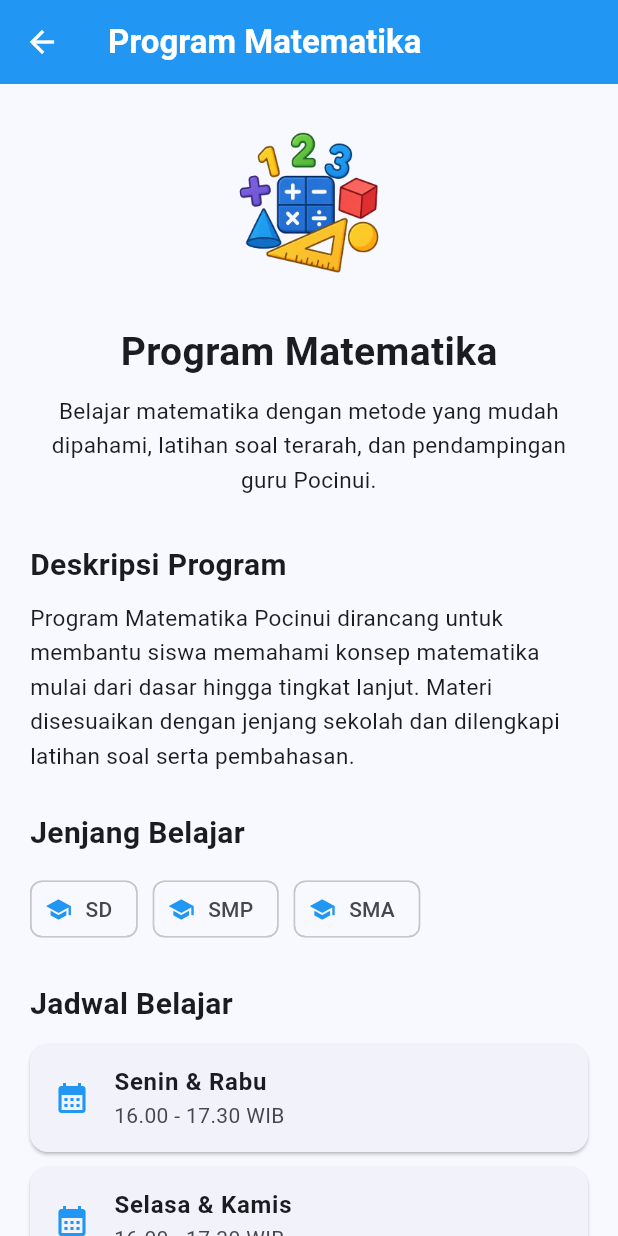
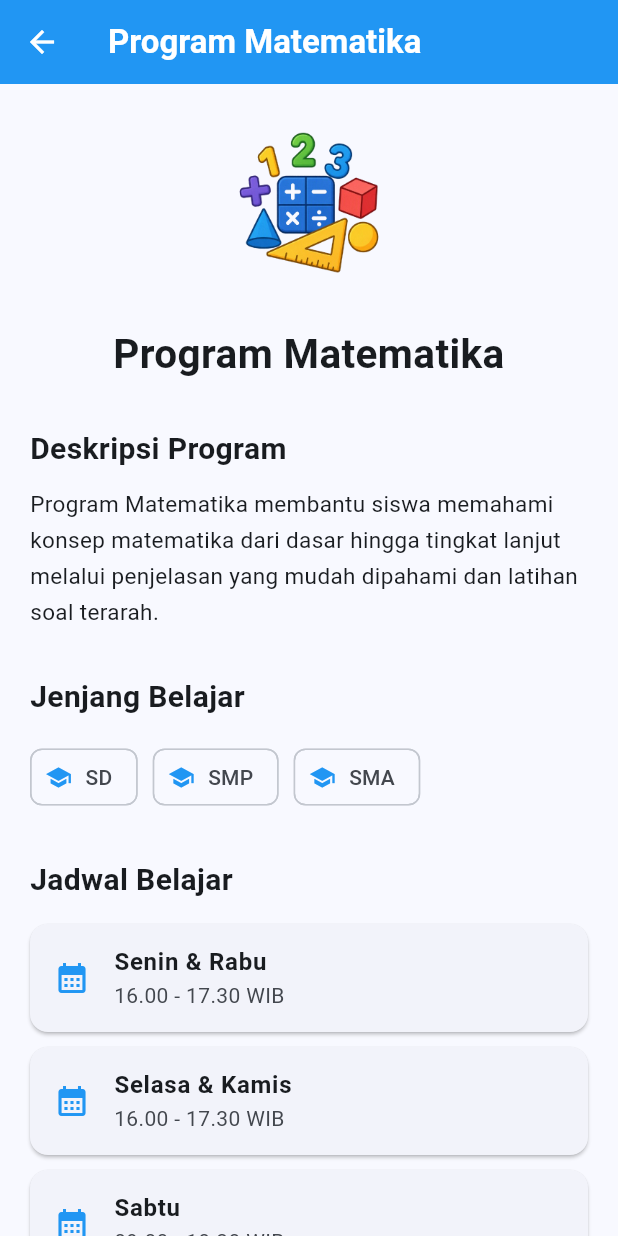
Before and after one commit to hanasoke/pocinui_apps, a Flutter app: the screen it shows after launch, item 2 of the bottom bar chosen, after a tap on "Lihat Program", on a phone screen of 412 x 824 dp. Run offline on Flutter 3.47's test engine with Material 3 defaults, Android fonts, the phone set to English and light mode, and no system bars.

Commit message:
updated 2 flutter pages

```diff
--- a/lib/pages/program_detail_page.dart
+++ b/lib/pages/program_detail_page.dart
@@ -6,8 +6,127 @@
 
   const ProgramDetailPage({super.key, required this.namaProgram});
 
+  static const Map<String, Map<String, dynamic>> programData = {
+    'Matematika': {
+      'icon': 'assets/images/icons/icon_matematika.png',
+      'guru': 'assets/images/guru/guru_matematika.png',
+      'namaGuru': 'Guru Matematika',
+      'deskripsi':
+          'Program Matematika membantu siswa memahami konsep matematika '
+          'dari dasar hingga tingkat lanjut melalui penjelasan yang mudah '
+          'dipahami dan latihan soal terarah.',
+      'harga': 'Rp250.000 / bulan',
+    },
+
+    'Bahasa Indonesia': {
+      'icon': 'assets/images/icons/icon_bahasa_indonesia.png',
+      'guru': 'assets/images/guru/guru_bahasa_indonesia.png',
+      'namaGuru': 'Guru Bahasa Indonesia',
+      'deskripsi':
+          'Program Bahasa Indonesia membantu siswa memahami tata bahasa, '
+          'teks, sastra, kemampuan membaca, menulis, serta mempersiapkan '
+          'diri menghadapi ujian sekolah.',
+      'harga': 'Rp225.000 / bulan',
+    },
+
+    'Bahasa Inggris': {
+      'icon': 'assets/images/icons/icon_bahasa_inggris.png',
+      'guru': 'assets/images/guru/guru_bahasa_inggris.png',
+      'namaGuru': 'Guru Bahasa Inggris',
+      'deskripsi':
+          'Program Bahasa Inggris dirancang untuk meningkatkan kemampuan '
+          'grammar, vocabulary, reading, writing, listening, dan speaking '
+          'siswa secara bertahap.',
+      'harga': 'Rp250.000 / bulan',
+    },
+
+    'Fisika': {
+      'icon': 'assets/images/icons/icon_fisika.png',
+      'guru': 'assets/images/guru/guru_fisika.png',
+      'namaGuru': 'Guru Fisika',
+      'deskripsi':
+          'Program Fisika membantu siswa memahami berbagai konsep fisika '
+          'seperti gerak, gaya, energi, listrik, gelombang, dan berbagai '
+          'penerapannya dalam kehidupan sehari-hari.',
+      'harga': 'Rp275.000 / bulan',
+    },
+
+    'Kimia': {
+      'icon': 'assets/images/icons/icon_kimia.png',
+      'guru': 'assets/images/guru/guru_kimia.png',
+      'namaGuru': 'Guru Kimia',
+      'deskripsi':
+          'Program Kimia membantu siswa memahami atom, unsur, senyawa, '
+          'reaksi kimia, perhitungan kimia, hingga konsep kimia tingkat SMA.',
+      'harga': 'Rp275.000 / bulan',
+    },
+
+    'Biologi': {
+      'icon': 'assets/images/icons/icon_biologi.png',
+      'guru': 'assets/images/guru/guru_biologi.png',
+      'namaGuru': 'Guru Biologi',
+      'deskripsi':
+          'Program Biologi membahas makhluk hidup, sel, sistem organ, '
+          'genetika, ekosistem, evolusi, dan berbagai konsep biologi '
+          'lainnya secara mudah dipahami.',
+      'harga': 'Rp250.000 / bulan',
+    },
+
+    'Ekonomi': {
+      'icon': 'assets/images/icons/icon_ekonomi.png',
+      'guru': 'assets/images/guru/guru_ekonomi.png',
+      'namaGuru': 'Guru Ekonomi',
+      'deskripsi':
+          'Program Ekonomi membantu siswa memahami kebutuhan manusia, '
+          'pasar, kegiatan ekonomi, inflasi, perbankan, akuntansi dasar, '
+          'dan materi ekonomi lainnya.',
+      'harga': 'Rp250.000 / bulan',
+    },
+
+    'Geografi': {
+      'icon': 'assets/images/icons/icon_geografi.png',
+      'guru': 'assets/images/guru/guru_geografi.png',
+      'namaGuru': 'Guru Geografi',
+      'deskripsi':
+          'Program Geografi membahas bumi, atmosfer, iklim, lingkungan, '
+          'kependudukan, pemetaan, dan berbagai fenomena geografis.',
+      'harga': 'Rp225.000 / bulan',
+    },
+
+    'Sosiologi': {
+      'icon': 'assets/images/icons/icon_sosiologi.png',
+      'guru': 'assets/images/guru/guru_sosiologi.png',
+      'namaGuru': 'Guru Sosiologi',
+      'deskripsi':
+          'Program Sosiologi membantu siswa memahami masyarakat, '
+          'interaksi sosial, kelompok sosial, konflik, perubahan sosial, '
+          'dan berbagai fenomena dalam kehidupan masyarakat.',
+      'harga': 'Rp225.000 / bulan',
+    },
+
+    'PPKn': {
+      'icon': 'assets/images/icons/icon_pendidikan_kewarganegaraan.png',
+      'guru': 'assets/images/guru/guru_pendidikan_kewarganegaraan.png',
+      'namaGuru': 'Guru PPKn',
+      'deskripsi':
+          'Program PPKn membantu siswa memahami Pancasila, UUD 1945, '
+          'hak dan kewajiban warga negara, demokrasi, hukum, dan kehidupan '
+          'berbangsa dan bernegara.',
+      'harga': 'Rp225.000 / bulan',
+    },
+  };
+
   @override
   Widget build(BuildContext context) {
+    final data = programData[namaProgram];
+
+    if (data == null) {
+      return Scaffold(
+        appBar: AppBar(title: const Text('Program')),
+        body: const Center(child: Text('Data program tidak ditemukan')),
+      );
+    }
+
     return Scaffold(
       appBar: AppBar(
         title: Text(
@@ -23,9 +142,10 @@
         child: Column(
           crossAxisAlignment: CrossAxisAlignment.start,
           children: [
+            // ICON PROGRAM
             Center(
               child: Image.asset(
-                'assets/images/icons/icon_matematika.png',
+                data['icon'],
                 width: 120,
                 height: 120,
                 fit: BoxFit.contain,
@@ -34,43 +154,35 @@
 
             const SizedBox(height: 20),
 
-            const Center(
+            Center(
               child: Text(
-                'Program Matematika',
-                style: TextStyle(fontSize: 26, fontWeight: FontWeight.bold),
-              ),
-            ),
-
-            const SizedBox(height: 10),
-
-            const Center(
-              child: Text(
-                'Belajar matematika dengan metode yang mudah dipahami, '
-                'latihan soal terarah, dan pendampingan guru Pocinui.',
+                'Program $namaProgram',
                 textAlign: TextAlign.center,
-                style: TextStyle(fontSize: 15, height: 1.5),
+                style: const TextStyle(
+                  fontSize: 27,
+                  fontWeight: FontWeight.bold,
+                ),
               ),
             ),
 
             const SizedBox(height: 30),
 
-            _buildSectionTitle('Deskripsi Program'),
+            // DESKRIPSI
+            _sectionTitle('Deskripsi Program'),
 
             const SizedBox(height: 10),
 
-            const Text(
-              'Program Matematika Pocinui dirancang untuk membantu siswa '
-              'memahami konsep matematika mulai dari dasar hingga tingkat '
-              'lanjut. Materi disesuaikan dengan jenjang sekolah dan '
-              'dilengkapi latihan soal serta pembahasan.',
-              style: TextStyle(fontSize: 15, height: 1.5),
+            Text(
+              data['deskripsi'],
+              style: const TextStyle(fontSize: 15, height: 1.6),
             ),
 
-            const SizedBox(height: 25),
+            const SizedBox(height: 30),
 
-            _buildSectionTitle('Jenjang Belajar'),
+            // JENJANG
+            _sectionTitle('Jenjang Belajar'),
 
-            const SizedBox(height: 12),
+            const SizedBox(height: 15),
 
             Wrap(
               spacing: 10,
@@ -82,58 +194,52 @@
               ],
             ),
 
-            const SizedBox(height: 25),
+            const SizedBox(height: 30),
 
-            _buildSectionTitle('Jadwal Belajar'),
+            // JADWAL
+            _sectionTitle('Jadwal Belajar'),
 
-            const SizedBox(height: 12),
+            const SizedBox(height: 15),
 
-            _infoCard(
-              icon: Icons.calendar_month,
-              title: 'Senin & Rabu',
-              subtitle: '16.00 - 17.30 WIB',
-            ),
+            _scheduleCard('Senin & Rabu', '16.00 - 17.30 WIB'),
 
-            _infoCard(
-              icon: Icons.calendar_month,
-              title: 'Selasa & Kamis',
-              subtitle: '16.00 - 17.30 WIB',
-            ),
+            _scheduleCard('Selasa & Kamis', '16.00 - 17.30 WIB'),
 
-            _infoCard(
-              icon: Icons.calendar_month,
-              title: 'Sabtu',
-              subtitle: '09.00 - 10.30 WIB',
-            ),
+            _scheduleCard('Sabtu', '09.00 - 10.30 WIB'),
 
-            const SizedBox(height: 25),
+            const SizedBox(height: 30),
 
-            _buildSectionTitle('Harga'),
+            // HARGA
+            _sectionTitle('Harga'),
 
-            const SizedBox(height: 12),
+            const SizedBox(height: 15),
 
             Card(
               elevation: 2,
               shape: RoundedRectangleBorder(
                 borderRadius: BorderRadius.circular(16),
               ),
-              child: const Padding(
-                padding: EdgeInsets.all(18),
+              child: Padding(
+                padding: const EdgeInsets.all(18),
                 child: Row(
                   children: [
-                    Icon(Icons.payments, size: 40, color: Colors.blue),
-                    SizedBox(width: 16),
+                    const Icon(Icons.payments, size: 45, color: Colors.blue),
+
+                    const SizedBox(width: 16),
+
                     Column(
                       crossAxisAlignment: CrossAxisAlignment.start,
                       children: [
-                        Text(
+                        const Text(
                           'Biaya Belajar',
                           style: TextStyle(fontWeight: FontWeight.bold),
                         ),
-                        SizedBox(height: 5),
+
+                        const SizedBox(height: 5),
+
                         Text(
-                          'Rp250.000 / bulan',
-                          style: TextStyle(
+                          data['harga'],
+                          style: const TextStyle(
                             fontSize: 20,
                             fontWeight: FontWeight.bold,
                             color: Colors.blue,
@@ -146,11 +252,12 @@
               ),
             ),
 
-            const SizedBox(height: 25),
+            const SizedBox(height: 30),
 
-            _buildSectionTitle('Guru Pengajar'),
+            // GURU
+            _sectionTitle('Guru Pengajar'),
 
-            const SizedBox(height: 12),
+            const SizedBox(height: 15),
 
             Card(
               elevation: 3,
@@ -164,7 +271,7 @@
                     ClipRRect(
                       borderRadius: BorderRadius.circular(50),
                       child: Image.asset(
-                        'assets/images/guru/guru_matematika.png',
+                        data['guru'],
                         width: 90,
                         height: 90,
                         fit: BoxFit.cover,
@@ -173,32 +280,35 @@
 
                     const SizedBox(width: 16),
 
-                    const Expanded(
+                    Expanded(
                       child: Column(
                         crossAxisAlignment: CrossAxisAlignment.start,
                         children: [
                           Text(
-                            'Guru Matematika',
-                            style: TextStyle(
+                            data['namaGuru'],
+                            style: const TextStyle(
                               fontSize: 18,
                               fontWeight: FontWeight.bold,
                             ),
                           ),
 
-                          SizedBox(height: 5),
+                          const SizedBox(height: 6),
 
                           Text(
-                            'Pengajar Matematika Pocinui',
-                            style: TextStyle(color: Colors.grey),
+                            'Pengajar $namaProgram Pocinui',
+                            style: TextStyle(color: Colors.grey.shade600),
                           ),
 
-                          SizedBox(height: 8),
+                          const SizedBox(height: 8),
 
-                          Row(
+                          const Row(
                             children: [
-                              Icon(Icons.star, color: Colors.amber, size: 20),
-                              SizedBox(width: 4),
-                              Text('4.9'),
+                              Icon(Icons.star, size: 20, color: Colors.amber),
+                              SizedBox(width: 5),
+                              Text(
+                                '4.9',
+                                style: TextStyle(fontWeight: FontWeight.bold),
+                              ),
                             ],
                           ),
                         ],
@@ -209,8 +319,9 @@
               ),
             ),
 
-            const SizedBox(height: 30),
+            const SizedBox(height: 35),
 
+            // DAFTAR
             SizedBox(
               width: double.infinity,
               height: 55,
@@ -220,14 +331,17 @@
                     context,
                     MaterialPageRoute(
                       builder: (context) =>
-                          const PendaftaranPage(program: 'Matematika'),
+                          PendaftaranPage(program: namaProgram),
                     ),
                   );
                 },
                 icon: const Icon(Icons.app_registration),
-                label: const Text(
-                  'Daftar Program Matematika',
-                  style: TextStyle(fontSize: 16, fontWeight: FontWeight.bold),
+                label: Text(
+                  'Daftar Program $namaProgram',
+                  style: const TextStyle(
+                    fontSize: 16,
+                    fontWeight: FontWeight.bold,
+                  ),
                 ),
                 style: ElevatedButton.styleFrom(
                   backgroundColor: Colors.blue,
@@ -239,38 +353,34 @@
               ),
             ),
 
-            const SizedBox(height: 20),
+            const SizedBox(height: 30),
           ],
         ),
       ),
     );
   }
 
-  Widget _buildSectionTitle(String title) {
+  Widget _sectionTitle(String title) {
     return Text(
       title,
       style: const TextStyle(fontSize: 20, fontWeight: FontWeight.bold),
     );
   }
 
-  Widget _jenjangChip(String text) {
+  Widget _jenjangChip(String jenjang) {
     return Chip(
       avatar: const Icon(Icons.school, size: 18, color: Colors.blue),
-      label: Text(text),
+      label: Text(jenjang),
     );
   }
 
-  Widget _infoCard({
-    required IconData icon,
-    required String title,
-    required String subtitle,
-  }) {
+  Widget _scheduleCard(String hari, String jam) {
     return Card(
       margin: const EdgeInsets.only(bottom: 10),
       child: ListTile(
-        leading: Icon(icon, color: Colors.blue),
-        title: Text(title, style: const TextStyle(fontWeight: FontWeight.bold)),
-        subtitle: Text(subtitle),
+        leading: const Icon(Icons.calendar_month, color: Colors.blue),
+        title: Text(hari, style: const TextStyle(fontWeight: FontWeight.bold)),
+        subtitle: Text(jam),
       ),
     );
   }
--- a/lib/pages/program_page.dart
+++ b/lib/pages/program_page.dart
@@ -235,16 +235,13 @@
                 width: double.infinity,
                 child: OutlinedButton(
                   onPressed: () {
-                    if (title == 'Matematika') {
-                      Navigator.push(
-                        context,
-                        MaterialPageRoute(
-                          builder: (context) => const ProgramDetailPage(
-                            namaProgram: 'Matematika',
-                          ),
-                        ),
-                      );
-                    }
+                    Navigator.push(
+                      context,
+                      MaterialPageRoute(
+                        builder: (context) =>
+                            ProgramDetailPage(namaProgram: title),
+                      ),
+                    );
                   },
                   child: const Text('Lihat Program'),
                 ),
```
